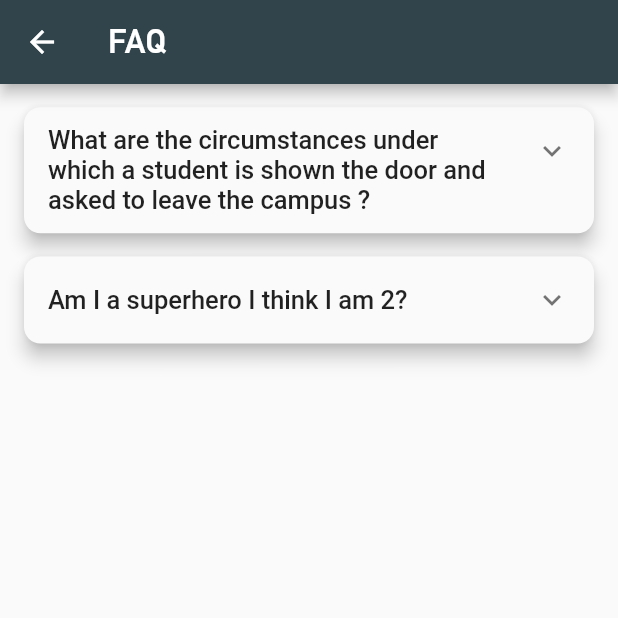
After one commit to dscnitrourkela/project-avocado, a Flutter app: the FaqPage screen opened by its route, on a phone screen of 412 x 824 dp, the top half of it. The commit adds this screen. Run offline on Flutter 3.47's test engine with Material 2 defaults, Android fonts, the phone set to English and light mode, and no system bars; our stand-ins replace auto_size_text, cloud_firestore, connectivity, firebase_analytics, firebase_auth, firebase_core and 14 more; missing offline and left inert: flutter_inappwebview, link_text, ndialog, rate_my_app; accounts and stored records are empty.

Commit message:
faq page in flutter fixes #263

```diff
--- /dev/null
+++ b/scp/assets/data/faqData.json
@@ -0,0 +1,10 @@
+[
+  {
+    "question": "What are the circumstances under which a student is shown the door and asked to leave the campus ?",
+    "answer": "As per the Academic Regulations \n(Link: https://drive.google.com/open?id=1le3h9A7CZcCAGScwAxRrMxrKJD5Kfmq1 ) and \nDisciplinary manual \n(Link: https://drive.google.com/open?id=1Ya5MpIJbAnXZ-sZK-X5UCg-0en03X13z )\nOne student must leave if:\n• If a student gets a CGPA less than 6.00 in three consecutive semesters, he must leave the Institute.\n• After first year if the CGPA < 5.00\n• As per the clause P-24 and P-25 of disciplinary manual, outright expulsion from the institute can also be a step under certain circumstances"
+  },
+  {
+    "question": "Am I a superhero I think I am 2?",
+    "answer": "There are some possibilities you are a superhero."
+  }
+]
--- /dev/null
+++ b/scp/lib/api/faqQuestions_api.dart
@@ -0,0 +1,15 @@
+import 'dart:convert';
+
+import 'package:flutter/material.dart';
+import 'package:http/http.dart' as http;
+import 'package:scp/datamodels/faqQuestion.dart';
+
+class FaqQuestionApi {
+  static Future<List<FaqQuestion>> getFaqQuestionLocally(BuildContext context) async{
+    final assetBundle = DefaultAssetBundle.of(context);
+    final data = await assetBundle.loadString('assets/data/faqData.json');
+    final body = json.decode(data);
+
+    return body.map<FaqQuestion>(FaqQuestion.fromJson).toList();
+  }
+}
--- /dev/null
+++ b/scp/lib/datamodels/faqQuestion.dart
@@ -0,0 +1,16 @@
+import 'package:flutter/material.dart';
+
+class FaqQuestion {
+  final String question;
+  final String answer;
+
+  FaqQuestion({
+    @required this.question,
+    @required this.answer,
+  });
+
+  static FaqQuestion fromJson(json) => FaqQuestion(
+    question: json['question'],
+    answer: json['answer'],
+  );
+}
--- /dev/null
+++ b/scp/lib/faqPage.dart
@@ -0,0 +1,112 @@
+import 'package:flutter/material.dart';
+import 'package:link_text/link_text.dart';
+import 'package:scp/datamodels/faqQuestion.dart';
+import 'package:url_launcher/url_launcher.dart';
+
+import 'api/faqQuestions_api.dart';
+
+class FaqPage extends StatefulWidget {
+  const FaqPage({key}) : super(key: key);
+
+  @override
+  State<FaqPage> createState() => _FaqPageState();
+}
+
+class _FaqPageState extends State<FaqPage> {
+  @override
+  Widget build(BuildContext context) {
+    return Scaffold(
+      appBar: AppBar(
+        backgroundColor: Color.fromARGB(255, 49, 68, 76),
+        title: Text(
+          "FAQ",
+          style: TextStyle(
+              color: Colors.white,
+              fontSize: 22,
+              fontFamily: 'PfDin',
+              fontWeight: FontWeight.w600),
+        ),
+      ),
+      body: FutureBuilder<List<FaqQuestion>>(
+        future: FaqQuestionApi.getFaqQuestionLocally(context),
+        builder: (context, snapshot) {
+          final faqQuestion = snapshot.data;
+          switch (snapshot.connectionState){
+            case ConnectionState.waiting:
+              return Center(child: CircularProgressIndicator(),);
+            default:
+              if(snapshot.hasError) {
+                return Center(
+                  child: Text(
+                    "Oops! Something Went Wrong",
+                    style: TextStyle(
+                      fontSize: 18,
+                      fontWeight: FontWeight.bold,
+                    ),
+                  ),
+                );
+              } else{
+                return buildFaqQuestion(faqQuestion);
+              }
+          }
+        }),
+    );
+  }
+
+  Widget buildFaqQuestion(List<FaqQuestion> faqQuestion) => ListView.builder(
+    physics: BouncingScrollPhysics(),
+    itemCount: faqQuestion.length,
+    itemBuilder: (context, index) {
+      final singlefaqquestion = faqQuestion[index];
+      return Padding(
+        padding: EdgeInsets.only(left: 16, top: 15.5, right: 16),
+        child: Material(
+          clipBehavior: Clip.antiAliasWithSaveLayer,
+          elevation: 5,
+          borderRadius: BorderRadius.circular(11),
+          child: Theme(
+            data: Theme.of(context)
+                .copyWith(dividerColor: Colors.transparent),
+            child: ExpansionTile(
+              title: Padding(
+                padding: EdgeInsets.symmetric(vertical: 7),
+                child: Text(
+                  singlefaqquestion.question,
+                  style: TextStyle(fontSize: 17, fontWeight: FontWeight.w500),
+                ),
+              ),
+              children: [
+                Align(
+                  alignment: Alignment.centerLeft,
+                  child: Padding(
+                    padding: const EdgeInsets.only(
+                      left: 16.0,
+                      right: 16.0,
+                      top: 4.0,
+                    ),
+                    child: LinkText(
+                        singlefaqquestion.answer,
+                        textStyle: TextStyle(fontSize: 15.5, color: Colors.black54),
+                        linkStyle: TextStyle(
+                            color: Colors.blueAccent,
+                            decoration: TextDecoration.underline,
+                            fontSize: 15), onLinkTap: ((url) {
+                      _launchUrl(url);
+                    })),
+                  ),
+                ),
+                SizedBox(height: 10),
+              ],
+            ),
+          ),
+        ),
+      );
+    },
+  );
+}
+
+Future<void> _launchUrl(String url) async {
+  if (!await launchUrl(Uri.parse(url))) {
+    throw 'Could not launch $url';
+  }
+}
--- a/scp/lib/ui/cards.dart
+++ b/scp/lib/ui/cards.dart
@@ -405,7 +405,7 @@ Widget faqCard(BuildContext context) {
     height: heightFactor * 0.58,
     child: InkWell(
       onTap: () {
-        _startFAQActivity();
+        Navigator.of(context).pushNamed(Routes.rFaq);
       },
       child: Card(
         shape:
--- a/scp/lib/utils/routes.dart
+++ b/scp/lib/utils/routes.dart
@@ -1,5 +1,6 @@
 import 'package:flutter/material.dart';
 import 'package:scp/counselling/counsellingPage.dart';
+import 'package:scp/faqPage.dart';
 import 'package:scp/home_page.dart';
 import 'package:scp/booking.dart';
 import 'package:scp/chat.dart';
@@ -29,6 +30,7 @@ class Routes {
   static const String rNots = '/nots';
   static const String rPolicies = '/policies';
   static const String rAttendance = '/attendance';
+  static const String rFaq = '/faq';
   static const String rSettings = '/settings';
   static const String rChat = '/chat';
   static const String rEvents = '/events';
@@ -40,6 +42,7 @@ class Routes {
       Routes.rTimetable: (context) => TheorySection(0), //0 for left card
       Routes.rUserData: (context) => Userdata(),
       Routes.rCounselling: (context) => CounsellingPage(),
+      Routes.rFaq: (context) => FaqPage(),
       Routes.rLogin: (context) => Login(),
       Routes.rPolicies: (context) => PoliciesPage(),
       // Routes.rBooking: (context) => Booking(),
--- a/scp/pubspec.yaml
+++ b/scp/pubspec.yaml
@@ -44,6 +44,8 @@ dependencies:
   stacked: ^3.0.0
   table_calendar: ^3.0.8
   url_launcher: ^6.0.10
+  link_text: ^0.2.0
+  expansion_tile_card: ^2.0.0
   flutter_inappwebview: ^5.3.2
   firebase_analytics: ^10.0.3
 
@@ -70,6 +72,7 @@ flutter:
   #  - images/a_dot_ham.jpeg
   assets:
     - assets/
+    - assets/data/faqData.json
 
   # An image asset can refer to one or more resolution-specific "variants", see
   # https://flutter.io/assets-and-images/#resolution-aware.
```
